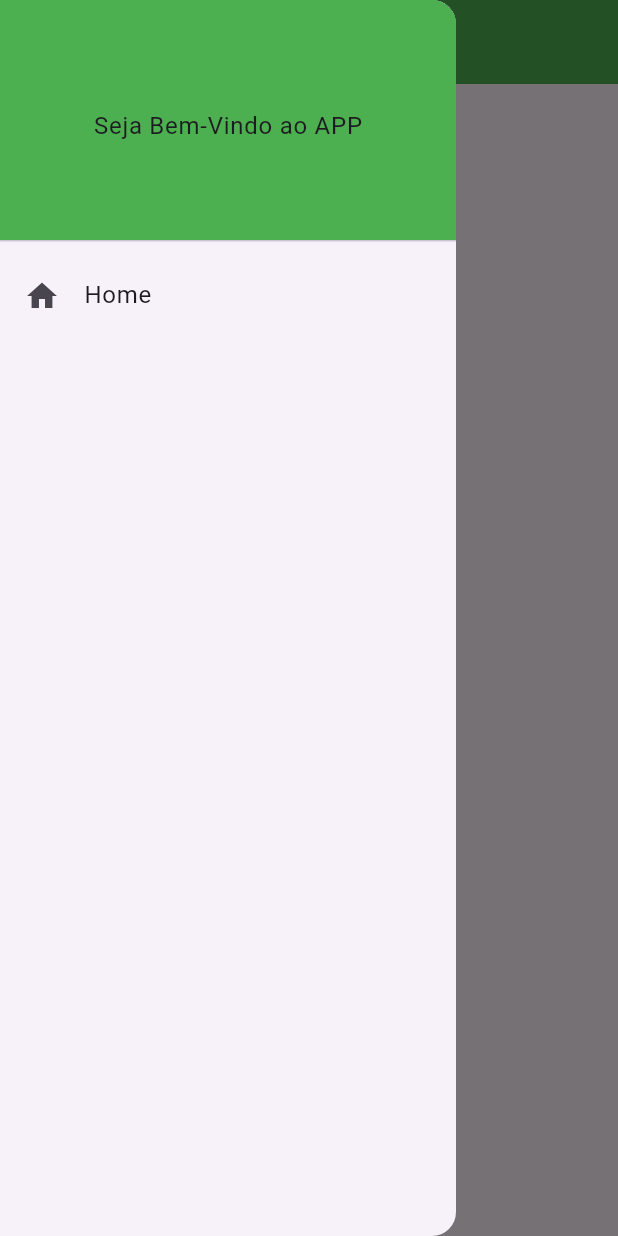
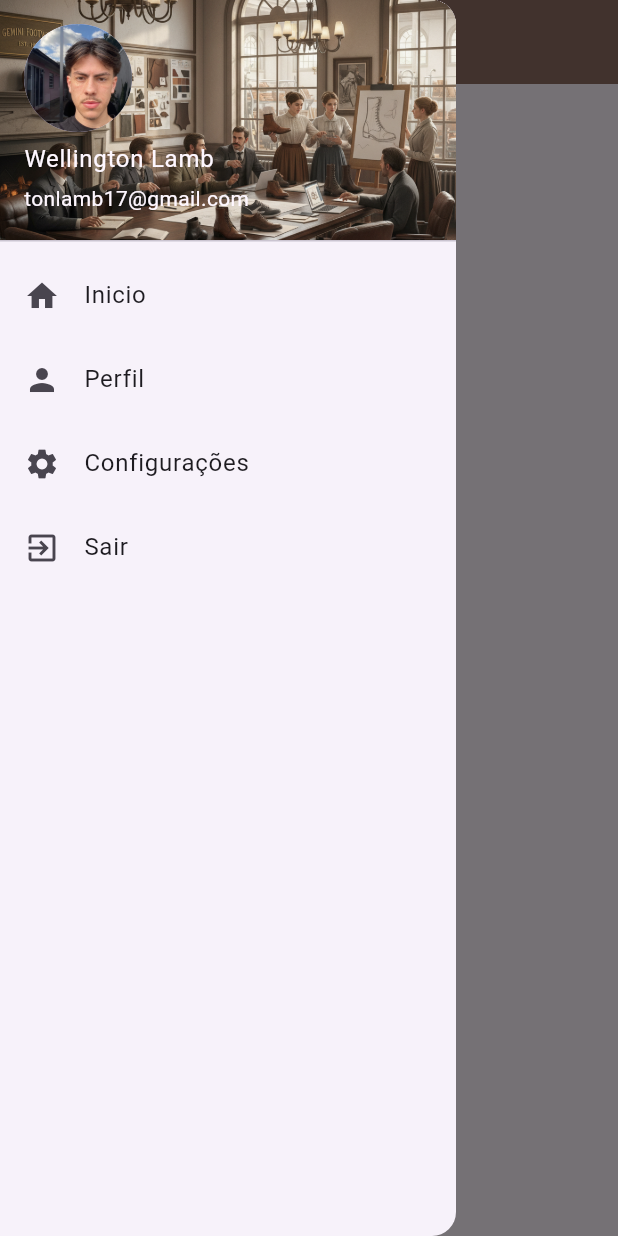
Before and after one commit to Wellington-Lamb/materiall_app, a Flutter app: the screen it shows after launch, with the side drawer open, on a phone screen of 412 x 824 dp. Run offline on Flutter 3.47's test engine with Material 3 defaults, Android fonts, the phone set to English and light mode, and no system bars.

Commit message:
Mudanças no "Menu"
- Foram adicionados campos para nome do usuário e e-mail do mesmo.
- Campo de imagem de perfil do usuário adicionado.
-Campos "Perifl", "Configurações" e "Sair" adicionados mas ainda sem ação.

```diff
--- a/lib/home_page.dart
+++ b/lib/home_page.dart
@@ -7,7 +7,7 @@ class HomePage extends StatelessWidget {
     return Scaffold(
       appBar: AppBar(
         centerTitle: true,
-        title: Text("Meu app"),
+        title: Text("Material App"),
         titleTextStyle: const TextStyle(
           color: Colors.white,
           fontSize: 20,
@@ -31,16 +31,36 @@ class HomePage extends StatelessWidget {
             0,
           ), // Pega 100% do padding, se colocar EdgeInsets.all(1) ele fica com uma mini borda em branco
           children: [
-            // Image.asset(
-            // 'imgs/1_l3wujEgEKOecwVzf_dqVrQ.jpeg',
-            //width: double.infinity,
-            //fit: BoxFit.cover,
-            //),
             DrawerHeader(
-              decoration: BoxDecoration(color: Colors.green),
-              child: Center(child: (Text("Seja Bem-Vindo ao APP"))),
+              padding: EdgeInsets.zero,
+              decoration: BoxDecoration(
+                image: DecorationImage(
+                  image: AssetImage("imgs/empresa.png"),
+                  fit: BoxFit.cover,
+                ),
+              ),
+              child: ListView(
+                children: [
+                  UserAccountsDrawerHeader(
+                    decoration: BoxDecoration(
+                      color: Colors.transparent,
+                    ), // Deixa o fundo transparente para pegar a imagem coloada atrás
+                    accountName: Text("Wellington Lamb"),
+                    accountEmail: Text("tonlamb17@gmail.com"),
+                    currentAccountPicture: CircleAvatar(
+                      foregroundImage: AssetImage("imgs/wellington.jpg"),
+                    ),
+                  ),
+                ],
+              ),
             ),
-            ListTile(leading: Icon(Icons.home), title: Text("Home")),
+            ListTile(leading: Icon(Icons.home), title: Text("Inicio")),
+            ListTile(leading: Icon(Icons.person), title: Text("Perfil")),
+            ListTile(
+              leading: Icon(Icons.settings),
+              title: Text("Configurações"),
+            ),
+            ListTile(leading: Icon(Icons.exit_to_app), title: Text("Sair")),
           ],
         ),
       ),
--- a/lib/main.dart
+++ b/lib/main.dart
@@ -15,7 +15,7 @@ class App extends StatelessWidget {
       title: 'Todo App',
       theme: ThemeData(
         primarySwatch: Colors.blue,
-        appBarTheme: AppBarTheme(backgroundColor: Colors.green),
+        appBarTheme: AppBarTheme(backgroundColor: Colors.brown[400]),
       ),
       home: HomePage(),
     );
```
Also changed, not shown: pubspec.yaml (+4 -3 lines), imgs/1_l3wujEgEKOecwVzf_dqVrQ.jpeg (deleted), imgs/empresa.png (added), imgs/wellington.jpg (added).
